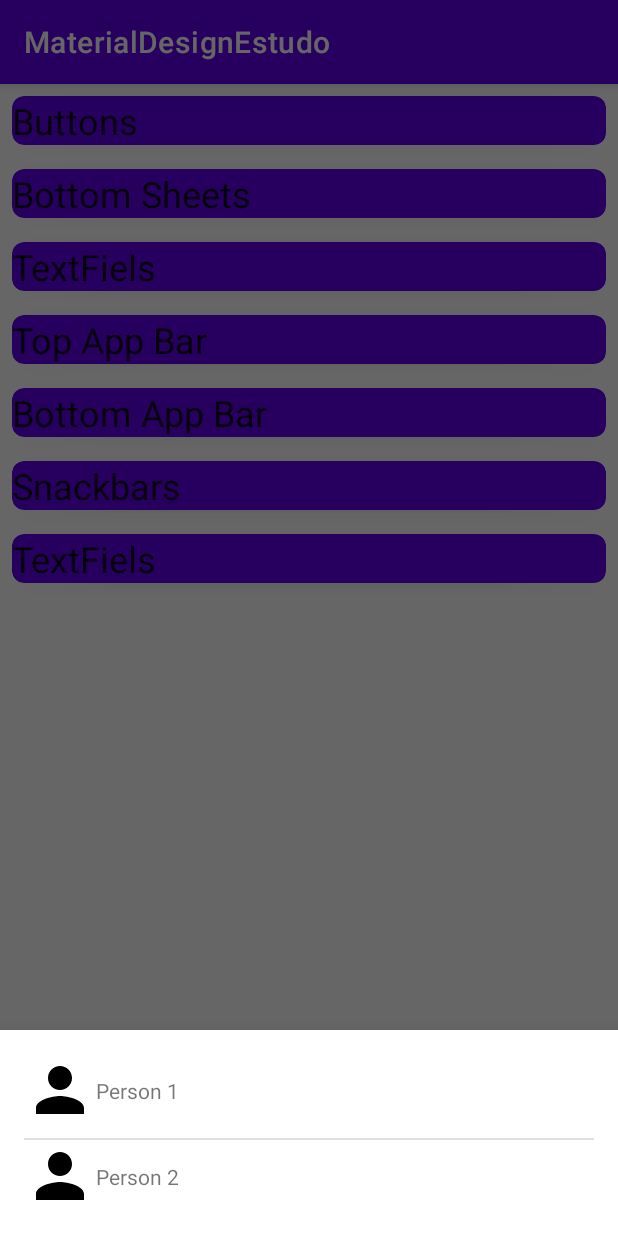
After one commit to adevan-neves-santos/Android-Formacao-DIO, an Android app: the fragment ModalBottomSheet placed in its activity, on a phone screen of 412 x 824 dp. The commit adds this screen. Run offline under Robolectric (Android 15) with nearby library versions, the phone set to English and light mode, and no system bars.

Commit message:
Finaliza TextFields e Bottom Sheets

```diff
--- a/main/desafios-de-projeto/MaterialDesignEstudo/app/src/main/AndroidManifest.xml
+++ b/main/desafios-de-projeto/MaterialDesignEstudo/app/src/main/AndroidManifest.xml
@@ -26,6 +26,7 @@
                 android:value="" />
         </activity>
         <activity android:name="me.dio.materialdesignestudo.ButtonsActivity" />
+        <activity android:name="me.dio.materialdesignestudo.TextFieldsActivity" />
     </application>
 
 </manifest>
--- a/main/desafios-de-projeto/MaterialDesignEstudo/app/src/main/java/me/dio/materialdesignestudo/MainActivity.kt
+++ b/main/desafios-de-projeto/MaterialDesignEstudo/app/src/main/java/me/dio/materialdesignestudo/MainActivity.kt
@@ -17,5 +17,11 @@ class MainActivity : AppCompatActivity() {
         binding.cdButtons.setOnClickListener {
             startActivity(ButtonsActivity.createIntent(this))
         }
+        binding.cdTextFields.setOnClickListener {
+            startActivity(TextFieldsActivity.createIntent(this))
+        }
+        binding.cdBottomSheets.setOnClickListener {
+            ModalBottomSheet.start(supportFragmentManager)
+        }
     }
 }
--- /dev/null
+++ b/main/desafios-de-projeto/MaterialDesignEstudo/app/src/main/java/me/dio/materialdesignestudo/ModalBottomSheet.kt
@@ -0,0 +1,25 @@
+package me.dio.materialdesignestudo
+
+import android.os.Bundle
+import android.view.LayoutInflater
+import android.view.View
+import android.view.ViewGroup
+import androidx.fragment.app.FragmentManager
+import com.google.android.material.bottomsheet.BottomSheetDialogFragment
+import me.dio.materialdesignestudo.databinding.BottomSheetModalBinding
+
+class ModalBottomSheet : BottomSheetDialogFragment() {
+    private val binding by lazy { BottomSheetModalBinding.inflate(LayoutInflater.from(requireContext())) }
+    override fun onCreateView(
+        inflater: LayoutInflater,
+        group: ViewGroup?,
+        saved: Bundle?): View {
+        return binding.root
+    }
+    companion object{
+        private const val TAG = "ModalBottomSheet"
+        fun start(manager:FragmentManager){
+            ModalBottomSheet().show(manager, TAG)
+        }
+    }
+}
--- /dev/null
+++ b/main/desafios-de-projeto/MaterialDesignEstudo/app/src/main/res/drawable/ic_person.xml
@@ -0,0 +1,5 @@
+<vector android:height="24dp" android:tint="#000000"
+    android:viewportHeight="24" android:viewportWidth="24"
+    android:width="24dp" xmlns:android="http://schemas.android.com/apk/res/android">
+    <path android:fillColor="@android:color/white" android:pathData="M12,12c2.21,0 4,-1.79 4,-4s-1.79,-4 -4,-4 -4,1.79 -4,4 1.79,4 4,4zM12,14c-2.67,0 -8,1.34 -8,4v2h16v-2c0,-2.66 -5.33,-4 -8,-4z"/>
+</vector>
--- a/main/desafios-de-projeto/MaterialDesignEstudo/app/src/main/res/layout/activity_main.xml
+++ b/main/desafios-de-projeto/MaterialDesignEstudo/app/src/main/res/layout/activity_main.xml
@@ -18,6 +18,22 @@
         android:layout_height="wrap_content">
         <TextView
             android:text="Buttons"
+            style="@style/TextAppearance.MaterialComponents.Headline5"
+            android:layout_width="wrap_content"
+            android:layout_height="wrap_content"/>
+    </androidx.cardview.widget.CardView>
+
+    <androidx.cardview.widget.CardView
+        android:id="@+id/cd_bottom_sheets"
+        android:layout_width="match_parent"
+        android:layout_margin="8dp"
+        android:padding="8dp"
+        android:backgroundTint="@color/design_default_color_primary"
+        app:cardCornerRadius="8dp"
+        app:cardElevation="4dp"
+        android:layout_height="wrap_content">
+        <TextView
+            android:text="Bottom Sheets"
             style="@style/TextAppearance.MaterialComponents.Headline5"
             android:layout_width="wrap_content"
             android:layout_height="wrap_content"/>
--- /dev/null
+++ b/main/desafios-de-projeto/MaterialDesignEstudo/app/src/main/res/layout/bottom_sheet_modal.xml
@@ -0,0 +1,53 @@
+<?xml version="1.0" encoding="utf-8"?>
+<androidx.coordinatorlayout.widget.CoordinatorLayout xmlns:android="http://schemas.android.com/apk/res/android"
+    xmlns:app="http://schemas.android.com/apk/res-auto"
+    android:layout_width="match_parent"
+    android:layout_height="match_parent">
+
+    <androidx.constraintlayout.widget.ConstraintLayout
+        android:layout_width="match_parent"
+        android:layout_height="match_parent"
+        android:padding="16dp">
+
+        <ImageView
+            android:id="@+id/iv_person"
+            android:layout_width="48dp"
+            android:layout_height="48dp"
+            android:src="@drawable/ic_person"
+            app:layout_constraintStart_toStartOf="parent"
+            app:layout_constraintTop_toTopOf="parent" />
+
+        <TextView
+            android:layout_width="0dp"
+            android:layout_height="wrap_content"
+            android:text="Person 1"
+            app:layout_constraintBottom_toBottomOf="@id/iv_person"
+            app:layout_constraintStart_toEndOf="@id/iv_person"
+            app:layout_constraintTop_toTopOf="@id/iv_person"/>
+
+        <com.google.android.material.divider.MaterialDivider
+            android:id="@+id/divider"
+            android:layout_width="match_parent"
+            android:layout_height="wrap_content"
+            android:layout_marginTop="8dp"
+            app:layout_constraintTop_toBottomOf="@id/iv_person"/>
+
+        <ImageView
+            android:id="@+id/iv_person2"
+            android:src="@drawable/ic_person"
+            app:layout_constraintTop_toBottomOf="@id/divider"
+            app:layout_constraintStart_toStartOf="parent"
+            android:layout_width="48dp"
+            android:layout_height="48dp"/>
+
+        <TextView
+            android:layout_width="0dp"
+            android:layout_height="wrap_content"
+            android:text="Person 2"
+            app:layout_constraintBottom_toBottomOf="@id/iv_person2"
+            app:layout_constraintStart_toEndOf="@id/iv_person2"
+            app:layout_constraintTop_toTopOf="@id/iv_person2"/>
+
+    </androidx.constraintlayout.widget.ConstraintLayout>
+
+</androidx.coordinatorlayout.widget.CoordinatorLayout>
```
Also changed, not shown: main/desafios-de-projeto/MaterialDesignEstudo/app/src/main/java/me/dio/materialdesignestudo/TextFieldsActivity.kt (added, +19 -0 lines), main/desafios-de-projeto/MaterialDesignEstudo/app/src/main/res/layout/activity_text_fields.xml (added, +69 -0 lines).
